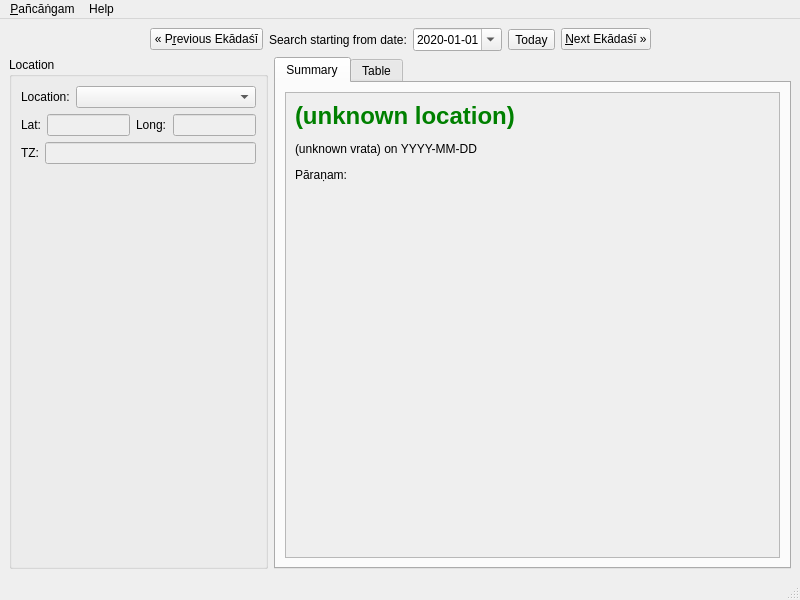
Before: the Qt Designer form gui-qt/mainwindow.ui in ashutosh108/vaishnavam-panchangam, drawn with Qt 5.
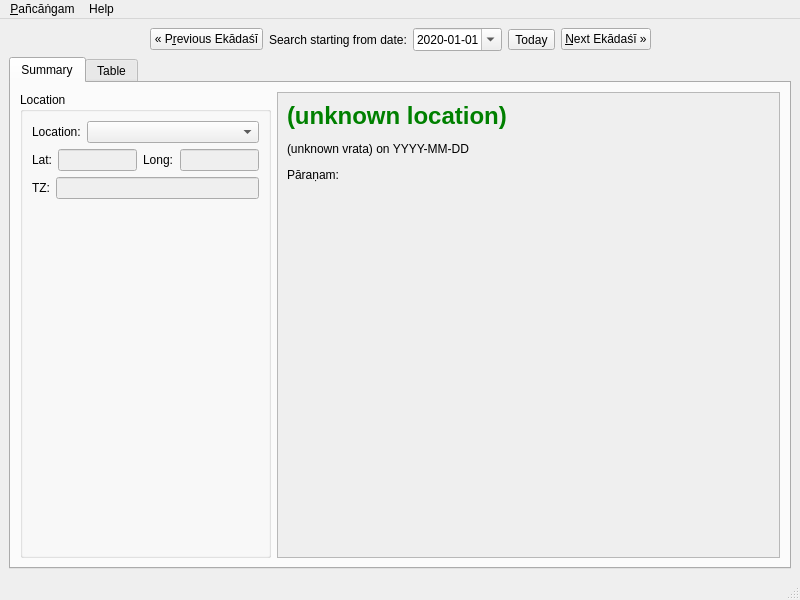
After: the same form once the commit is applied. Custom widgets are drawn as their Qt base class.

Commit message: Move location selector into Summary tab

Diff of the .ui file:
```diff
--- a/gui-qt/mainwindow.ui
+++ b/gui-qt/mainwindow.ui
@@ -109,13 +109,35 @@
     <item>
      <layout class="QHBoxLayout" name="horizontalBigLayout">
       <item>
+       <widget class="QTabWidget" name="tabWidget">
+        <property name="sizePolicy">
+         <sizepolicy hsizetype="Preferred" vsizetype="Expanding">
+          <horstretch>2</horstretch>
+          <verstretch>0</verstretch>
+         </sizepolicy>
+        </property>
+        <property name="currentIndex">
+         <number>0</number>
+        </property>
+        <widget class="QWidget" name="tab_brief">
+         <attribute name="title">
+          <string>Summary</string>
+         </attribute>
+         <layout class="QHBoxLayout" name="horizontalLayout_3">
+          <item>
        <widget class="QGroupBox" name="dateLocationGroup">
         <property name="sizePolicy">
-         <sizepolicy hsizetype="Preferred" vsizetype="Preferred">
+             <sizepolicy hsizetype="Expanding" vsizetype="Preferred">
           <horstretch>1</horstretch>
           <verstretch>0</verstretch>
          </sizepolicy>
         </property>
+            <property name="maximumSize">
+             <size>
+              <width>280</width>
+              <height>16777215</height>
+             </size>
+            </property>
         <property name="title">
          <string>Location</string>
         </property>
@@ -247,23 +269,13 @@
        </widget>
       </item>
       <item>
-       <widget class="QTabWidget" name="tabWidget">
-        <property name="sizePolicy">
-         <sizepolicy hsizetype="Preferred" vsizetype="Expanding">
-          <horstretch>2</horstretch>
-          <verstretch>0</verstretch>
-         </sizepolicy>
-        </property>
-        <property name="currentIndex">
-         <number>0</number>
-        </property>
-        <widget class="QWidget" name="tab_brief">
-         <attribute name="title">
-          <string>Summary</string>
-         </attribute>
-         <layout class="QGridLayout" name="gridLayout">
-          <item row="0" column="0">
            <widget class="QScrollArea" name="scrollArea">
+            <property name="sizePolicy">
+             <sizepolicy hsizetype="Expanding" vsizetype="Expanding">
+              <horstretch>2</horstretch>
+              <verstretch>0</verstretch>
+             </sizepolicy>
+            </property>
             <property name="widgetResizable">
              <bool>true</bool>
             </property>
@@ -272,8 +284,8 @@
               <rect>
                <x>0</x>
                <y>0</y>
-               <width>490</width>
-               <height>460</height>
+               <width>498</width>
+               <height>462</height>
               </rect>
              </property>
              <layout class="QVBoxLayout" name="verticalLayout_4">
```
Left out of the diff: 4 changed lines with no effect on the pictures. Lines whose indentation alone changed are shown as unchanged. The commit also changes 1 other file.
